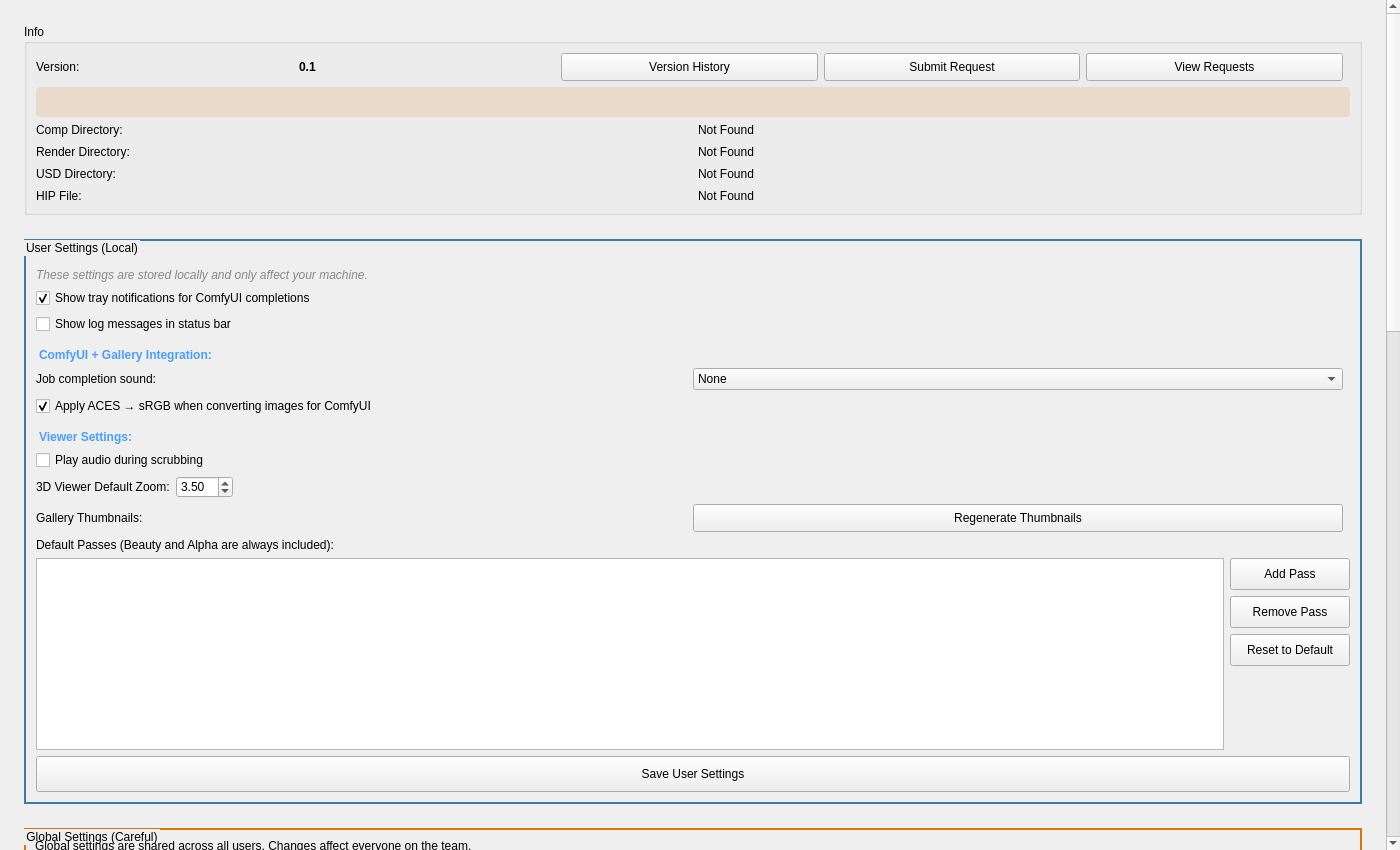
The window that resources/ui/tabs/settings.ui (cpt-cabbage/luma_tools) describes before a commit, drawn with Qt 5.
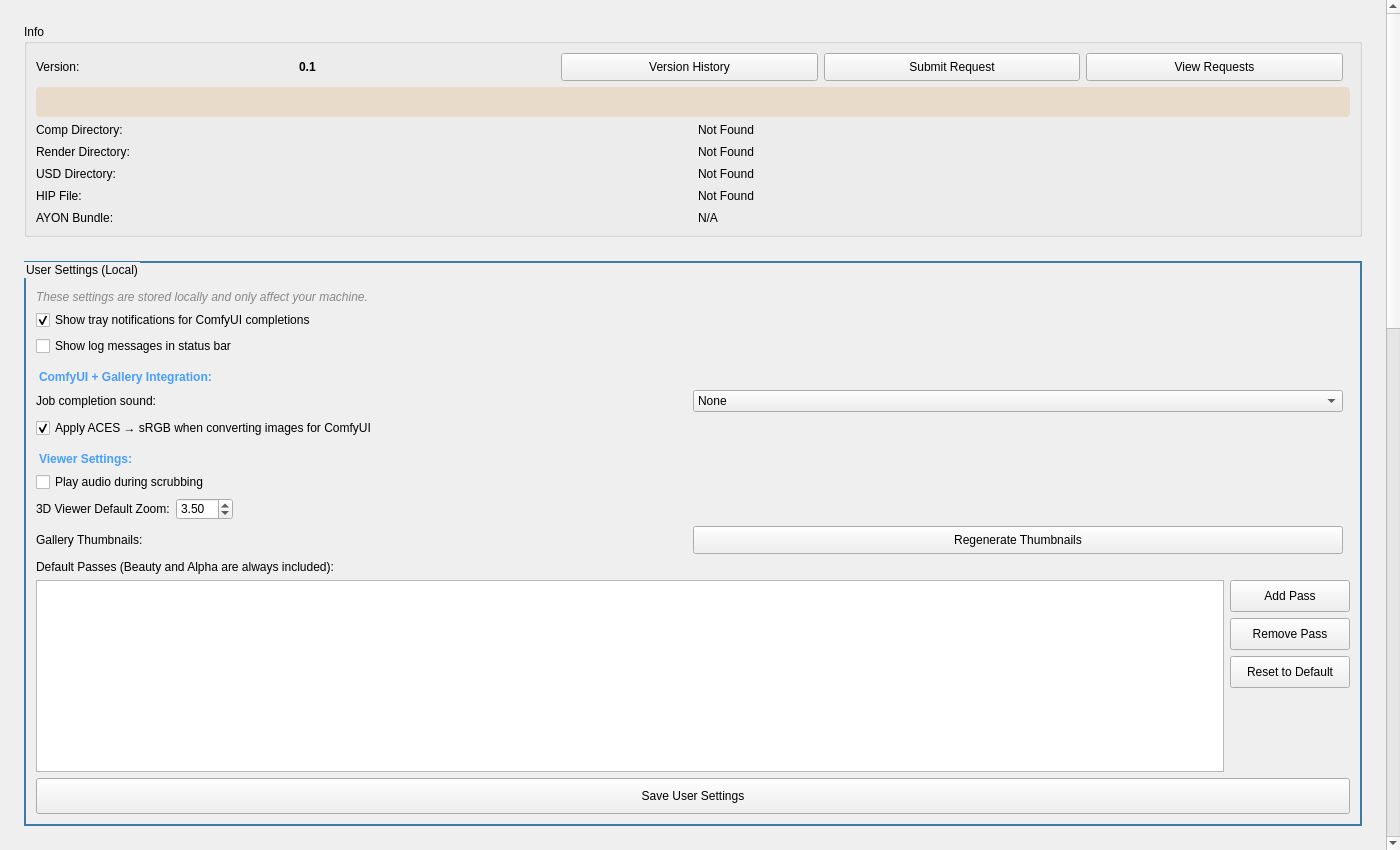
The same window after the commit.

```diff
--- a/resources/ui/tabs/settings.ui
+++ b/resources/ui/tabs/settings.ui
@@ -236,6 +236,23 @@
               </property>
              </widget>
             </item>
+            <item row="4" column="0">
+             <widget class="QLabel" name="label_bundle">
+              <property name="text">
+               <string>AYON Bundle:</string>
+              </property>
+             </widget>
+            </item>
+            <item row="4" column="1">
+             <widget class="QLabel" name="BundleLabel">
+              <property name="text">
+               <string>N/A</string>
+              </property>
+              <property name="wordWrap">
+               <bool>true</bool>
+              </property>
+             </widget>
+            </item>
            </layout>
           </item>
          </layout>
```
